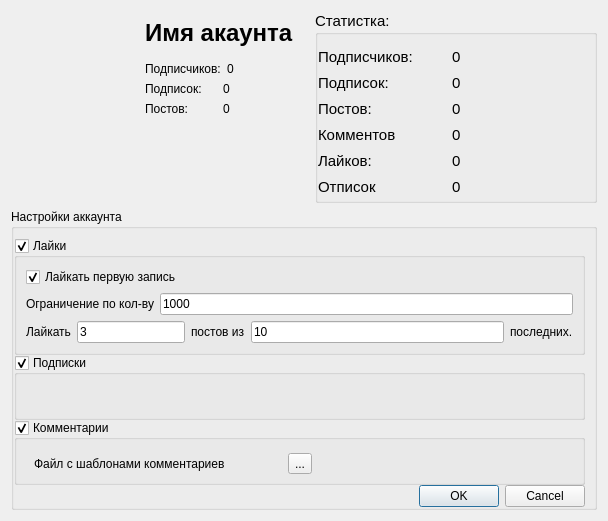
Before: the Qt Designer form forms/ui/account.ui in dmitriypereverza/InstaBot, drawn with Qt 5.
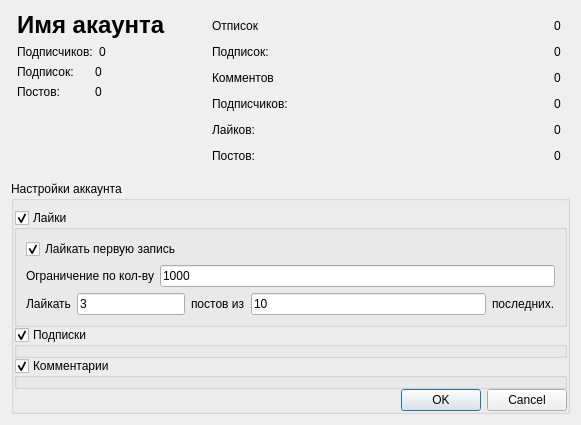
After: the same form once the commit is applied. Icons and pictures are not drawn.

Commit message: UI interface.Modify detail account page

The edit to the form file:
```diff
--- a/forms/ui/account.ui
+++ b/forms/ui/account.ui
@@ -6,29 +6,48 @@
    <rect>
     <x>0</x>
     <y>0</y>
-    <width>608</width>
-    <height>521</height>
+    <width>581</width>
+    <height>425</height>
    </rect>
   </property>
   <property name="windowTitle">
    <string>Dialog</string>
   </property>
-  <layout class="QVBoxLayout" name="verticalLayout">
-   <item>
-    <layout class="QHBoxLayout" name="horizontalLayout_17">
+  <layout class="QVBoxLayout" name="verticalLayout_2">
      <item>
       <layout class="QHBoxLayout" name="horizontalLayout_4">
+     <property name="sizeConstraint">
+      <enum>QLayout::SetDefaultConstraint</enum>
+     </property>
        <item>
         <widget class="QLabel" name="label">
+       <property name="sizePolicy">
+        <sizepolicy hsizetype="Preferred" vsizetype="Fixed">
+         <horstretch>0</horstretch>
+         <verstretch>0</verstretch>
+        </sizepolicy>
+       </property>
          <property name="text">
           <string>&lt;html&gt;&lt;head/&gt;&lt;body&gt;&lt;p&gt;&lt;img src=&quot;:/newPrefix/Caeh8x31YQw.jpg&quot; height=&quot;150&quot;/&gt;&lt;/p&gt;&lt;/body&gt;&lt;/html&gt;</string>
          </property>
+       <property name="scaledContents">
+        <bool>false</bool>
+       </property>
+       <property name="alignment">
+        <set>Qt::AlignLeading|Qt::AlignLeft|Qt::AlignTop</set>
+       </property>
         </widget>
        </item>
        <item>
         <layout class="QVBoxLayout" name="verticalLayout_4">
          <item>
           <widget class="QLabel" name="label_2">
+         <property name="sizePolicy">
+          <sizepolicy hsizetype="Preferred" vsizetype="Fixed">
+           <horstretch>0</horstretch>
+           <verstretch>0</verstretch>
+          </sizepolicy>
+         </property>
            <property name="text">
             <string>&lt;html&gt;&lt;head/&gt;&lt;body&gt;&lt;p&gt;&lt;span style=&quot; font-size:18pt; font-weight:600;&quot;&gt;Имя акаунта&lt;/span&gt;&lt;/p&gt;&lt;/body&gt;&lt;/html&gt;</string>
            </property>
@@ -90,20 +109,15 @@
              </item>
             </layout>
            </item>
-          </layout>
-         </item>
          <item>
           <spacer name="verticalSpacer">
            <property name="orientation">
             <enum>Qt::Vertical</enum>
            </property>
-           <property name="sizeType">
-            <enum>QSizePolicy::Fixed</enum>
-           </property>
            <property name="sizeHint" stdset="0">
             <size>
              <width>20</width>
-             <height>87</height>
+             <height>40</height>
             </size>
            </property>
           </spacer>
@@ -122,63 +136,46 @@
        </property>
        <property name="sizeHint" stdset="0">
         <size>
-         <width>15</width>
+         <width>40</width>
          <height>20</height>
         </size>
        </property>
       </spacer>
      </item>
      <item>
-      <widget class="QGroupBox" name="groupBox_2">
-       <property name="maximumSize">
-        <size>
-         <width>16777215</width>
-         <height>192</height>
-        </size>
-       </property>
-       <property name="font">
-        <font>
-         <pointsize>11</pointsize>
-        </font>
-       </property>
-       <property name="title">
-        <string>Статистка:</string>
-       </property>
-       <layout class="QVBoxLayout" name="verticalLayout_7">
+      <layout class="QVBoxLayout" name="verticalLayout">
         <property name="spacing">
-         <number>0</number>
-        </property>
-        <property name="sizeConstraint">
-         <enum>QLayout::SetDefaultConstraint</enum>
-        </property>
-        <property name="leftMargin">
-         <number>0</number>
-        </property>
-        <property name="topMargin">
-         <number>9</number>
+        <number>4</number>
         </property>
         <property name="rightMargin">
          <number>9</number>
         </property>
-        <property name="bottomMargin">
-         <number>0</number>
-        </property>
         <item>
-         <layout class="QVBoxLayout" name="verticalLayout_6">
-          <property name="sizeConstraint">
-           <enum>QLayout::SetMinAndMaxSize</enum>
+        <layout class="QHBoxLayout" name="horizontalLayout_15" stretch="1,0">
+         <property name="spacing">
+          <number>5</number>
           </property>
           <item>
-           <layout class="QHBoxLayout" name="horizontalLayout_9">
-            <item>
-             <widget class="QLabel" name="label_17">
+          <widget class="QLabel" name="label_29">
+           <property name="sizePolicy">
+            <sizepolicy hsizetype="Preferred" vsizetype="Fixed">
+             <horstretch>0</horstretch>
+             <verstretch>0</verstretch>
+            </sizepolicy>
+           </property>
               <property name="text">
-               <string>Подписчиков:</string>
+            <string>Отписок</string>
               </property>
              </widget>
             </item>
             <item>
-             <widget class="QLabel" name="label_18">
+          <widget class="QLabel" name="label_30">
+           <property name="sizePolicy">
+            <sizepolicy hsizetype="Preferred" vsizetype="Fixed">
+             <horstretch>0</horstretch>
+             <verstretch>0</verstretch>
+            </sizepolicy>
+           </property>
               <property name="text">
                <string>0</string>
               </property>
@@ -187,9 +184,18 @@
            </layout>
           </item>
           <item>
-           <layout class="QHBoxLayout" name="horizontalLayout_10">
+        <layout class="QHBoxLayout" name="horizontalLayout_10" stretch="1,0">
+         <property name="spacing">
+          <number>5</number>
+         </property>
             <item>
              <widget class="QLabel" name="label_19">
+           <property name="sizePolicy">
+            <sizepolicy hsizetype="Preferred" vsizetype="Fixed">
+             <horstretch>0</horstretch>
+             <verstretch>0</verstretch>
+            </sizepolicy>
+           </property>
               <property name="text">
                <string>Подписок:</string>
               </property>
@@ -197,25 +203,13 @@
             </item>
             <item>
              <widget class="QLabel" name="label_20">
-              <property name="text">
-               <string>0</string>
-              </property>
-             </widget>
-            </item>
-           </layout>
-          </item>
-          <item>
-           <layout class="QHBoxLayout" name="horizontalLayout_11">
-            <item>
-             <widget class="QLabel" name="label_21">
+           <property name="sizePolicy">
+            <sizepolicy hsizetype="Preferred" vsizetype="Fixed">
+             <horstretch>0</horstretch>
+             <verstretch>0</verstretch>
+            </sizepolicy>
+           </property>
               <property name="text">
-               <string>Постов:</string>
-              </property>
-             </widget>
-            </item>
-            <item>
-             <widget class="QLabel" name="label_22">
-              <property name="text">
                <string>0</string>
               </property>
              </widget>
@@ -223,9 +217,18 @@
            </layout>
           </item>
           <item>
-           <layout class="QHBoxLayout" name="horizontalLayout_16">
+        <layout class="QHBoxLayout" name="horizontalLayout_16" stretch="1,0">
+         <property name="spacing">
+          <number>5</number>
+         </property>
             <item>
              <widget class="QLabel" name="label_31">
+           <property name="sizePolicy">
+            <sizepolicy hsizetype="Preferred" vsizetype="Fixed">
+             <horstretch>0</horstretch>
+             <verstretch>0</verstretch>
+            </sizepolicy>
+           </property>
               <property name="text">
                <string>Комментов</string>
               </property>
@@ -233,6 +236,12 @@
             </item>
             <item>
              <widget class="QLabel" name="label_32">
+           <property name="sizePolicy">
+            <sizepolicy hsizetype="Preferred" vsizetype="Fixed">
+             <horstretch>0</horstretch>
+             <verstretch>0</verstretch>
+            </sizepolicy>
+           </property>
               <property name="text">
                <string>0</string>
               </property>
@@ -241,9 +250,54 @@
            </layout>
           </item>
           <item>
-           <layout class="QHBoxLayout" name="horizontalLayout_14">
+        <layout class="QHBoxLayout" name="horizontalLayout_9" stretch="1,0">
+         <property name="spacing">
+          <number>5</number>
+         </property>
+         <item>
+          <widget class="QLabel" name="label_17">
+           <property name="sizePolicy">
+            <sizepolicy hsizetype="Preferred" vsizetype="Fixed">
+             <horstretch>0</horstretch>
+             <verstretch>0</verstretch>
+            </sizepolicy>
+           </property>
+           <property name="text">
+            <string>Подписчиков:</string>
+           </property>
+          </widget>
+         </item>
+         <item>
+          <widget class="QLabel" name="label_18">
+           <property name="sizePolicy">
+            <sizepolicy hsizetype="Preferred" vsizetype="Fixed">
+             <horstretch>0</horstretch>
+             <verstretch>0</verstretch>
+            </sizepolicy>
+           </property>
+           <property name="text">
+            <string>0</string>
+           </property>
+          </widget>
+         </item>
+        </layout>
+       </item>
+       <item>
+        <layout class="QHBoxLayout" name="horizontalLayout_14" stretch="1,0">
+         <property name="spacing">
+          <number>5</number>
+         </property>
+         <property name="sizeConstraint">
+          <enum>QLayout::SetNoConstraint</enum>
+         </property>
             <item>
              <widget class="QLabel" name="label_27">
+           <property name="sizePolicy">
+            <sizepolicy hsizetype="Preferred" vsizetype="Fixed">
+             <horstretch>0</horstretch>
+             <verstretch>0</verstretch>
+            </sizepolicy>
+           </property>
               <property name="text">
                <string>Лайков:</string>
               </property>
@@ -251,6 +305,12 @@
             </item>
             <item>
              <widget class="QLabel" name="label_28">
+           <property name="sizePolicy">
+            <sizepolicy hsizetype="Preferred" vsizetype="Fixed">
+             <horstretch>0</horstretch>
+             <verstretch>0</verstretch>
+            </sizepolicy>
+           </property>
               <property name="text">
                <string>0</string>
               </property>
@@ -259,16 +319,31 @@
            </layout>
           </item>
           <item>
-           <layout class="QHBoxLayout" name="horizontalLayout_15">
+        <layout class="QHBoxLayout" name="horizontalLayout_11" stretch="1,0">
+         <property name="spacing">
+          <number>5</number>
+         </property>
             <item>
-             <widget class="QLabel" name="label_29">
+          <widget class="QLabel" name="label_21">
+           <property name="sizePolicy">
+            <sizepolicy hsizetype="Preferred" vsizetype="Fixed">
+             <horstretch>0</horstretch>
+             <verstretch>0</verstretch>
+            </sizepolicy>
+           </property>
               <property name="text">
-               <string>Отписок</string>
+            <string>Постов:</string>
               </property>
              </widget>
             </item>
             <item>
-             <widget class="QLabel" name="label_30">
+          <widget class="QLabel" name="label_22">
+           <property name="sizePolicy">
+            <sizepolicy hsizetype="Preferred" vsizetype="Fixed">
+             <horstretch>0</horstretch>
+             <verstretch>0</verstretch>
+            </sizepolicy>
+           </property>
               <property name="text">
                <string>0</string>
               </property>
@@ -277,9 +352,6 @@
            </layout>
           </item>
          </layout>
-        </item>
-       </layout>
-      </widget>
      </item>
     </layout>
    </item>
@@ -308,7 +380,7 @@
        <number>9</number>
       </property>
       <property name="rightMargin">
-       <number>9</number>
+       <number>0</number>
       </property>
       <property name="bottomMargin">
        <number>0</number>
@@ -456,7 +528,7 @@
         <property name="checkable">
          <bool>true</bool>
         </property>
-        <widget class="QWidget" name="layoutWidget">
+        <widget class="QWidget" name="layoutWidget_2">
          <property name="geometry">
           <rect>
            <x>20</x>
```
Left out of the diff: 39 changed lines with no effect on the pictures. Lines whose indentation alone changed are shown as unchanged. The commit also changes 7 other files.
